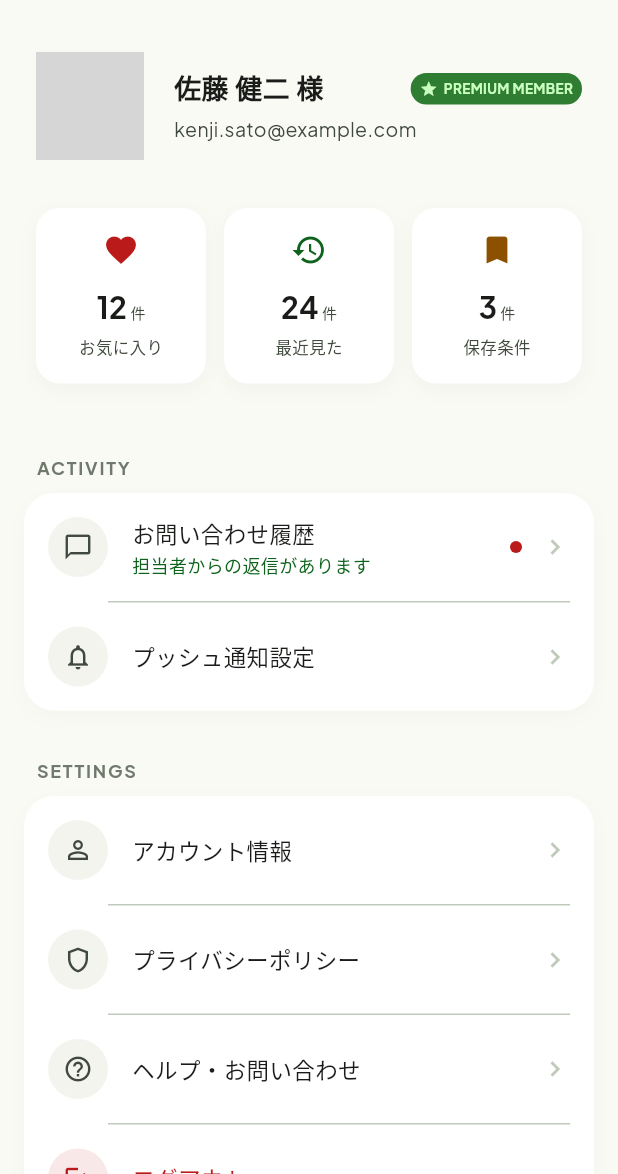
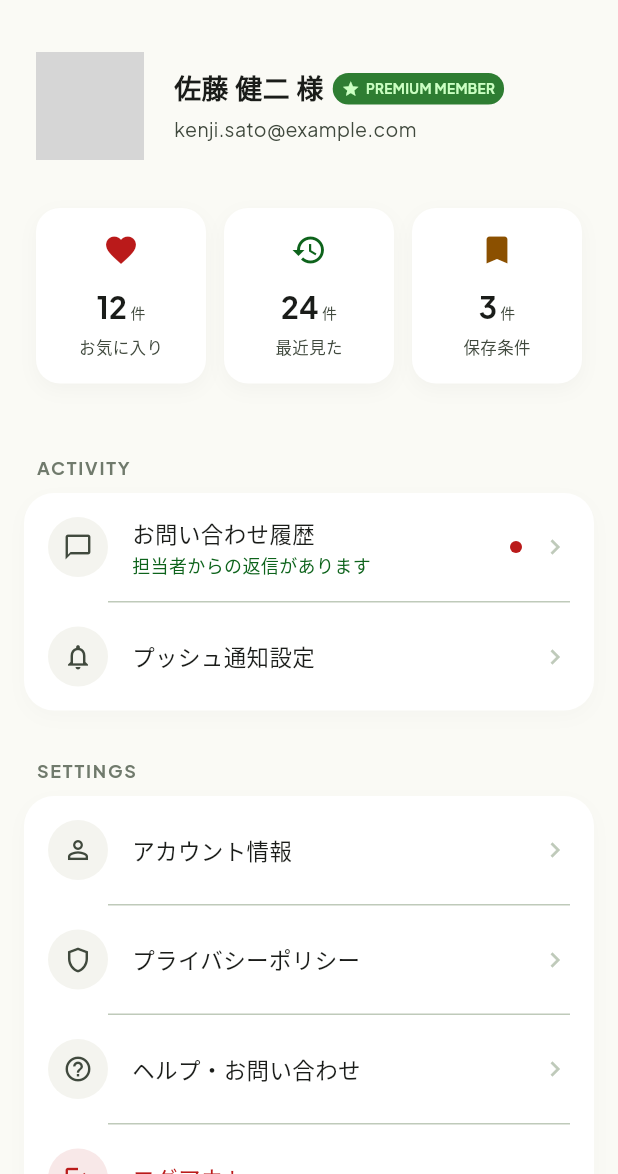
Before and after one commit to tomomini0815/zenliving-flutter, a Flutter app: the ReMypageScreen screen opened directly, on a phone screen of 412 x 824 dp, the part 62-1236 px from its top. Run offline on Flutter 3.47's test engine with Material 3 defaults, Android fonts, the phone set to English and light mode, and no system bars; our stand-ins replace cached_network_image, google_fonts, shared_preferences; accounts and stored records are empty; generated files the repository leaves out were written again; network calls fail; grey boxes are pictures that could not be loaded.

Commit message:
fix(ui): correct search bar wrap and badge layout

```diff
--- a/lib/screens/minpaku/mp_home_screen.dart
+++ b/lib/screens/minpaku/mp_home_screen.dart
@@ -95,6 +95,8 @@ class MpHomeScreen extends StatelessWidget {
         ),
         Expanded(
           child: Text(AppLocalizations.of(context)!.searchPlaceholder,
+              maxLines: 1,
+              overflow: TextOverflow.ellipsis,
               style: GoogleFonts.notoSansJp(
                   fontSize: 14, color: AppTheme.onSurfaceVariant)),
         ),
--- a/lib/screens/minpaku/mp_mypage_screen.dart
+++ b/lib/screens/minpaku/mp_mypage_screen.dart
@@ -61,7 +61,7 @@ class MpMypageScreen extends StatelessWidget {
                         Row(
                           crossAxisAlignment: CrossAxisAlignment.center,
                           children: [
-                            Expanded(
+                            Flexible(
                               child: Text('TARO YAMADA',
                                   maxLines: 1,
                                   overflow: TextOverflow.ellipsis,
--- a/lib/screens/real_estate/re_mypage_screen.dart
+++ b/lib/screens/real_estate/re_mypage_screen.dart
@@ -61,7 +61,7 @@ class ReMypageScreen extends StatelessWidget {
                         Row(
                           crossAxisAlignment: CrossAxisAlignment.center,
                           children: [
-                            Expanded(
+                            Flexible(
                               child: Text('佐藤 健二 様',
                                   maxLines: 1,
                                   overflow: TextOverflow.ellipsis,
```
Also changed, not shown: 3 other files.
